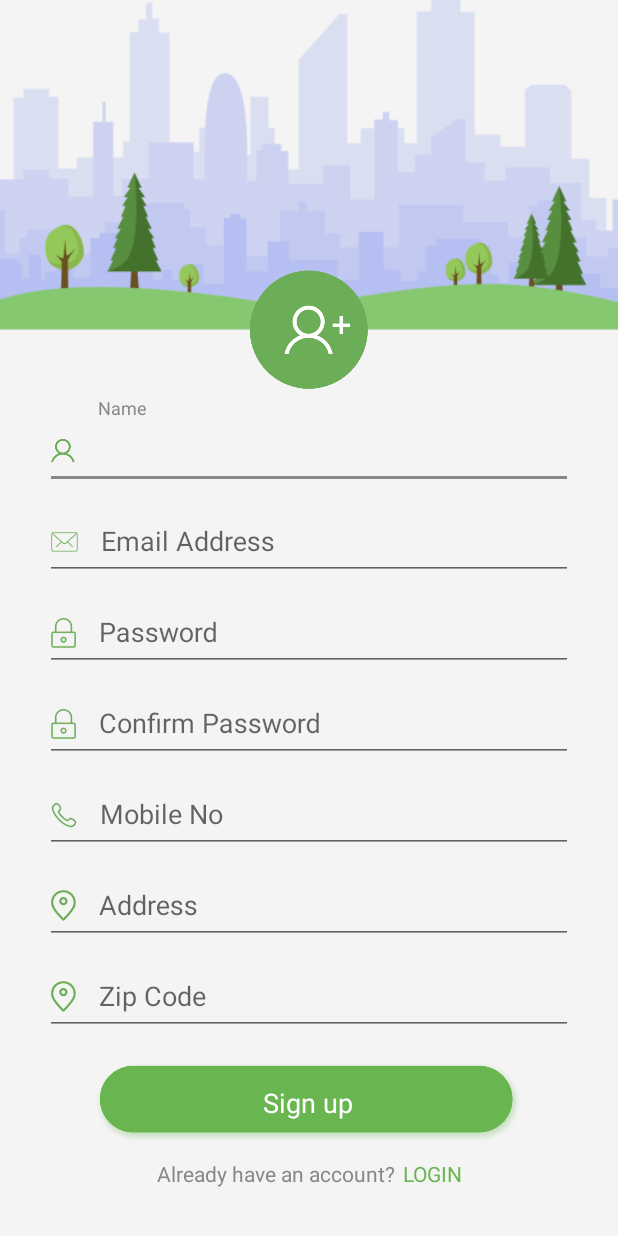
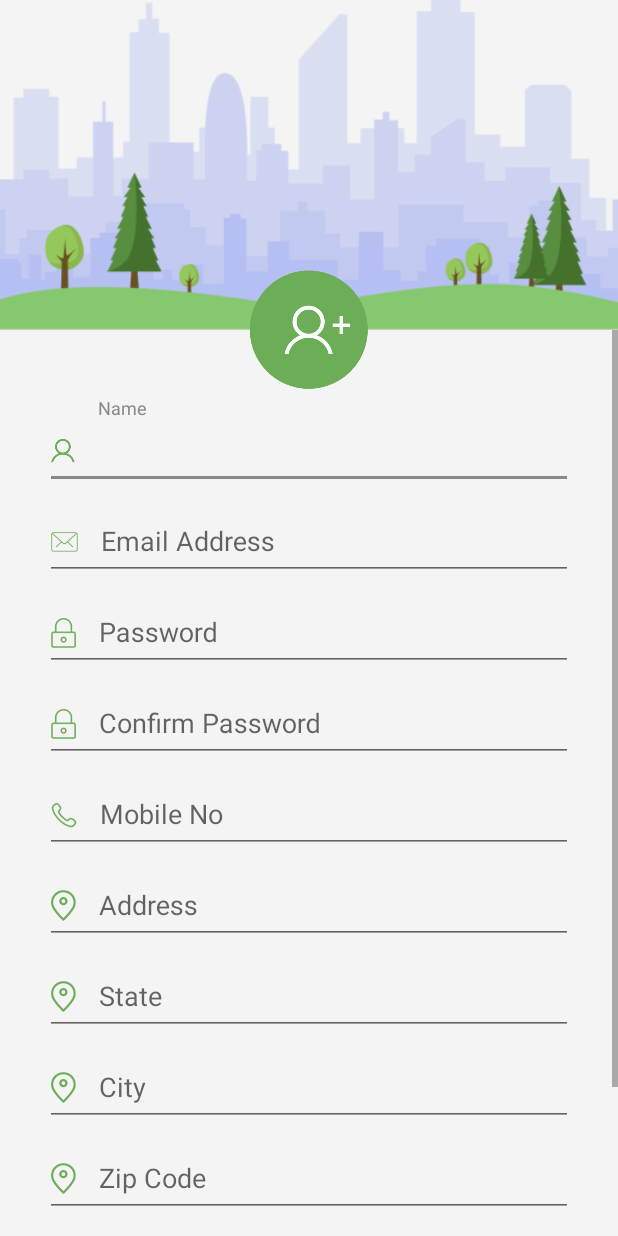
Before and after one commit to osmangani38/TestApp, an Android app: the layout activity_registration.xml on its own in the app's theme, with its tools: preview values and no code run, on a phone screen of 412 x 824 dp. Run offline under Robolectric (Android 15) with nearby library versions, the phone set to English and light mode, and no system bars.

Commit message:
New xml added

```diff
--- a/app/src/main/java/com/testapp/MainActivity.java
+++ b/app/src/main/java/com/testapp/RegistrationActivity.java
@@ -20,7 +20,7 @@ import okhttp3.RequestBody;
 import uk.co.chrisjenx.calligraphy.CalligraphyContextWrapper;
 
 
-public class MainActivity extends AppCompatActivity {
+public class RegistrationActivity extends AppCompatActivity {
     ProgressDialog prgDialog;
     EditText email,password;
     private OkHttpClient client;
@@ -36,8 +36,8 @@ public class MainActivity extends AppCompatActivity {
                 WindowManager.LayoutParams.FLAG_FULLSCREEN);
 
         getWindow().setSoftInputMode(WindowManager.LayoutParams.SOFT_INPUT_STATE_HIDDEN);
-        setContentView(R.layout.activity_main);
-        prgDialog = new ProgressDialog(MainActivity.this);
+        setContentView(R.layout.activity_registration);
+        prgDialog = new ProgressDialog(RegistrationActivity.this);
         prgDialog.setCancelable(false);
         email = (EditText)findViewById(R.id.email);
         password = (EditText)findViewById(R.id.password);
--- a/app/src/main/res/layout/activity_main.xml
+++ b/app/src/main/res/layout/activity_registration.xml
@@ -7,7 +7,7 @@
     android:layout_height="match_parent"
     android:fitsSystemWindows="true"
     android:background="#f4f4f4"
-    tools:context="com.example.osman.myapplicationa3.MainActivity">
+    tools:context="com.testapp.RegistrationActivity">
 
     <LinearLayout
         android:layout_width="match_parent"
@@ -15,8 +15,8 @@
         android:gravity="center_horizontal"
         android:orientation="vertical"
         app:layout_behavior="@string/appbar_scrolling_view_behavior"
-        tools:context="com.example.osman.myapplicationa3.MainActivity"
-        tools:showIn="@layout/activity_main">
+        tools:context="com.testapp.RegistrationActivity"
+        tools:showIn="@layout/activity_registration">
 
         <ImageView
             android:id="@+id/bg_regn"
@@ -192,7 +192,55 @@
                     android:layout_marginStart="30dp">
 
                     <EditText
-                        android:id="@+id/dob"
+                        android:id="@+id/userState"
+                        android:layout_width="match_parent"
+                        android:layout_height="@dimen/edittext_height"
+                        android:hint="@string/state"
+                        android:drawableStart="@drawable/map"
+                        android:drawableLeft="@drawable/map"
+                        android:drawablePadding="15dp"
+                        android:imeOptions="actionNext"
+                        android:inputType="textPostalAddress"
+                        android:maxLines="1"
+                        fontPath="Raleway-Regular.ttf"
+                        android:textColor="@color/editTextColor" />
+
+                </android.support.design.widget.TextInputLayout>
+
+                <android.support.design.widget.TextInputLayout
+                    android:layout_width="match_parent"
+                    android:layout_height="wrap_content"
+                    android:layout_marginEnd="30dp"
+                    android:layout_marginLeft="30dp"
+                    android:layout_marginRight="30dp"
+                    android:layout_marginStart="30dp">
+
+                    <EditText
+                        android:id="@+id/userCity"
+                        android:layout_width="match_parent"
+                        android:layout_height="@dimen/edittext_height"
+                        android:hint="@string/city"
+                        android:drawableStart="@drawable/map"
+                        android:drawableLeft="@drawable/map"
+                        android:drawablePadding="15dp"
+                        android:imeOptions="actionNext"
+                        android:inputType="textPostalAddress"
+                        android:maxLines="1"
+                        fontPath="Raleway-Regular.ttf"
+                        android:textColor="@color/editTextColor" />
+
+                </android.support.design.widget.TextInputLayout>
+
+                <android.support.design.widget.TextInputLayout
+                    android:layout_width="match_parent"
+                    android:layout_height="wrap_content"
+                    android:layout_marginEnd="30dp"
+                    android:layout_marginLeft="30dp"
+                    android:layout_marginRight="30dp"
+                    android:layout_marginStart="30dp">
+
+                    <EditText
+                        android:id="@+id/zipcode"
                         android:layout_width="match_parent"
                         android:layout_height="@dimen/edittext_height"
                         android:hint="@string/zipcode"
@@ -206,8 +254,6 @@
                         android:textColor="@color/editTextColor" />
 
                 </android.support.design.widget.TextInputLayout>
-
-
 
                 <Button
                     android:id="@+id/btn_signup"
--- a/app/src/main/res/values/styles.xml
+++ b/app/src/main/res/values/styles.xml
@@ -8,4 +8,6 @@
         <item name="colorAccent">@color/colorAccent</item>
     </style>
 
+
+
 </resources>
```
Also changed, not shown: app/src/main/AndroidManifest.xml (+6 -1 lines), app/src/main/java/com/testapp/ForgotPasswordActivity.java (added, +44 -0 lines), app/src/main/res/values/strings.xml (+24 -0 lines).
